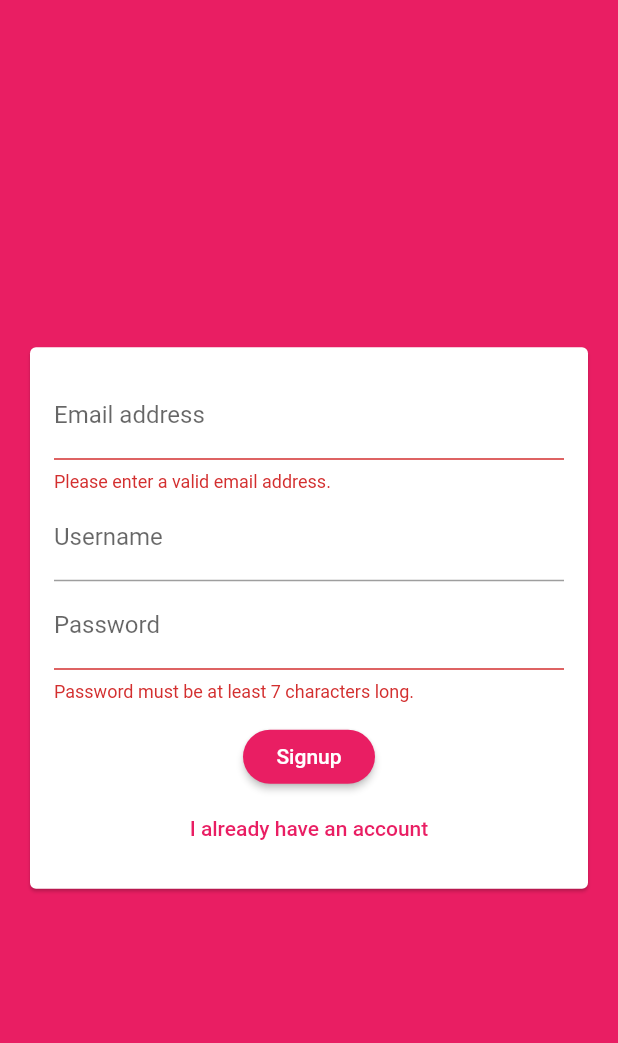
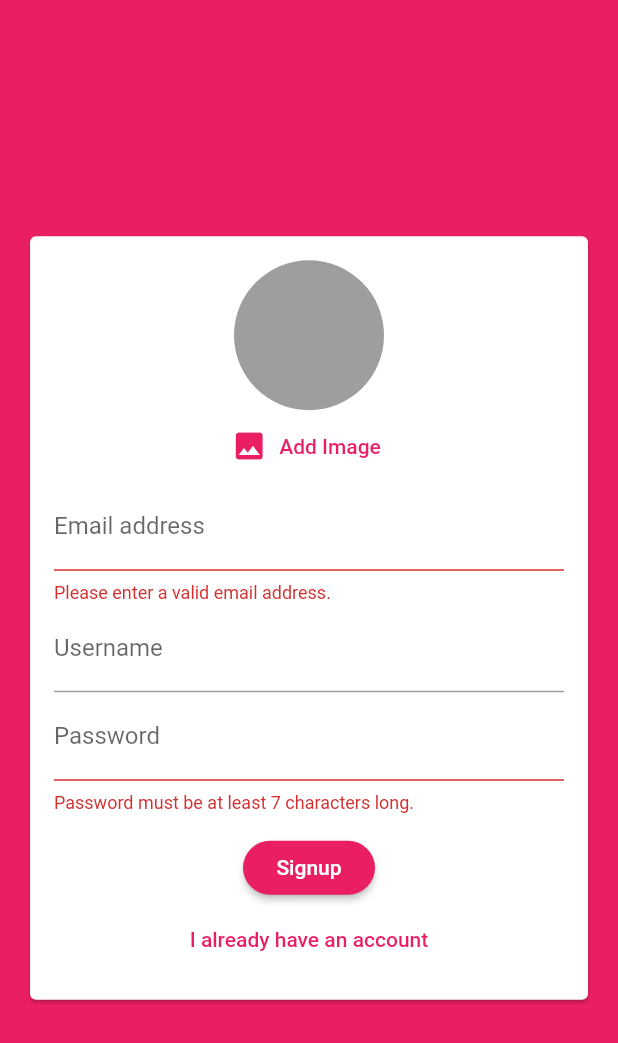
Before and after one commit to Lishat/Chat-app, a Flutter app: the screen it shows after launch, after a tap on "Login", after a tap on "Create new account", on a phone screen of 412 x 824 dp. Shown: the top 1043 px of the screen. Run offline on Flutter 3.47's test engine with Material 2 defaults, Android fonts, the phone set to English and light mode, and no system bars; our stand-ins replace cloud_firestore, firebase_auth, image_picker; accounts and stored records are empty.

```diff
--- a/lib/widgets/auth/auth_form.dart
+++ b/lib/widgets/auth/auth_form.dart
@@ -1,3 +1,4 @@
+import '../pickers/user_image_picker.dart';
 import 'package:flutter/material.dart';
 
 class AuthForm extends StatefulWidget {
@@ -52,6 +53,7 @@ class _AuthFormState extends State<AuthForm> {
               child: Column(
                 mainAxisSize: MainAxisSize.min,
                 children: <Widget>[
+                  if (!_isLogin) UserImagePicker(),
                   TextFormField(
                     key: ValueKey('email'),
                     validator: (value) {
--- a/lib/widgets/chat/message_bubble.dart
+++ b/lib/widgets/chat/message_bubble.dart
@@ -1,4 +1,3 @@
-import 'package:cloud_firestore/cloud_firestore.dart';
 import 'package:flutter/material.dart';
 
 class MessageBubble extends StatelessWidget {
--- /dev/null
+++ b/lib/widgets/pickers/user_image_picker.dart
@@ -0,0 +1,44 @@
+import 'dart:io';
+
+import 'package:flutter/material.dart';
+import 'package:image_picker/image_picker.dart';
+
+class UserImagePicker extends StatefulWidget {
+  @override
+  _UserImagePickerState createState() => _UserImagePickerState();
+}
+
+class _UserImagePickerState extends State<UserImagePicker> {
+  File _pickedImage;
+
+  void _pickImage() async {
+    final picker = ImagePicker();
+    final pickedImage = await picker.getImage(source: ImageSource.camera);
+    final pickedImageFile = File(pickedImage.path);
+    setState(() {
+      _pickedImage = pickedImageFile;
+    });
+  }
+
+  @override
+  Widget build(BuildContext context) {
+    return Column(
+      children: <Widget>[
+        CircleAvatar(
+          radius: 50,
+          backgroundColor: Colors.grey,
+          backgroundImage:
+              _pickedImage != null ? FileImage(_pickedImage) : null,
+        ),
+        FlatButton.icon(
+          textColor: Theme.of(context).primaryColor,
+          onPressed: _pickImage,
+          icon: Icon(Icons.image),
+          label: Text(
+            'Add Image',
+          ),
+        ),
+      ],
+    );
+  }
+}
--- a/pubspec.yaml
+++ b/pubspec.yaml
@@ -25,6 +25,7 @@ dependencies:
     sdk: flutter
   cloud_firestore: ^0.13.5
   firebase_auth: ^0.16.1
+  image_picker: ^0.6.7+11
 
 
   # The following adds the Cupertino Icons font to your application.
```
Also changed, not shown: pubspec.lock, 1 other file.
